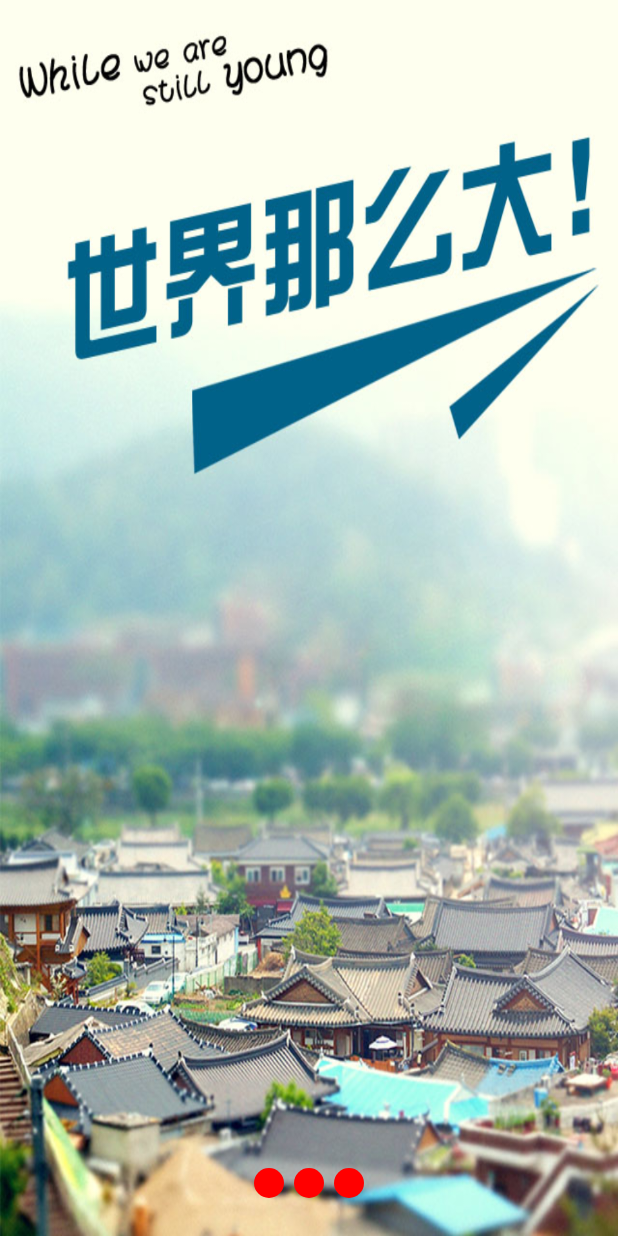
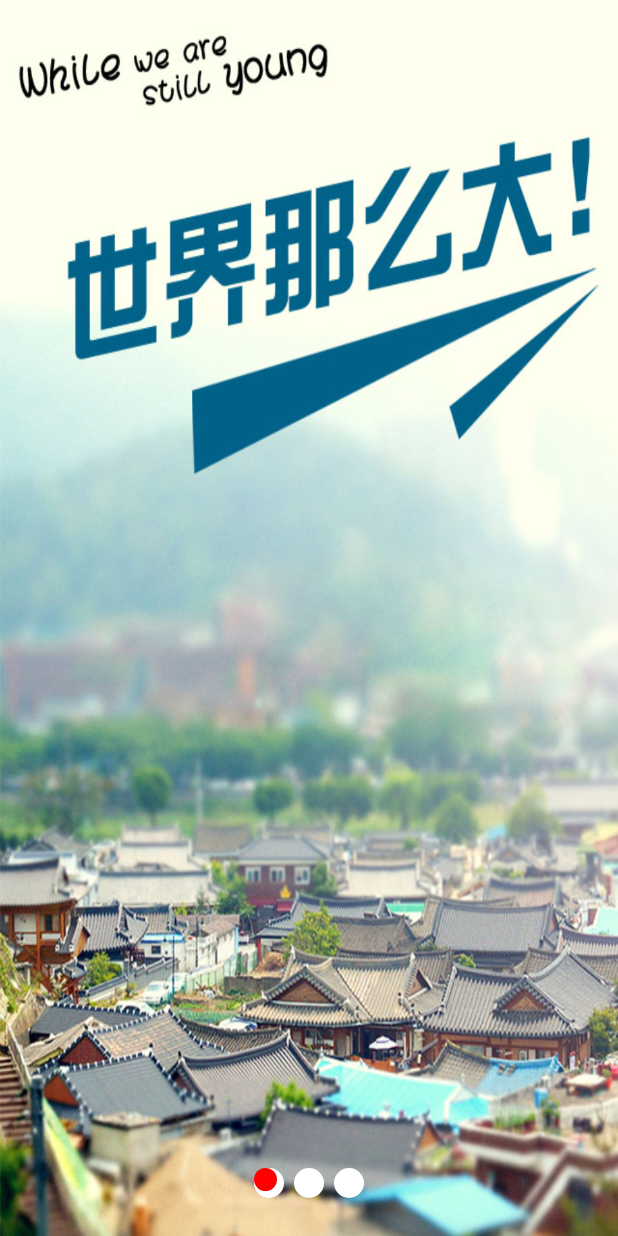
Before and after one commit to jianxiansining/NewsClient, an Android app: the GuideUi screen opened directly, with no data from a screen before it, on a phone screen of 412 x 824 dp. Run offline under Robolectric (Android 15) with nearby library versions, the phone set to English and light mode, and no system bars.

```diff
--- a/app/src/main/java/com/jxsn/newsclient/ui/GuideUi.java
+++ b/app/src/main/java/com/jxsn/newsclient/ui/GuideUi.java
@@ -44,6 +44,7 @@ public class GuideUi extends Activity
 
     private LinearLayout mPoints;
 
+    private View mScrollPoint;
     @Override
     protected void onCreate(Bundle savedInstanceState)
     {
@@ -51,7 +52,6 @@ public class GuideUi extends Activity
         super.onCreate(savedInstanceState);
         setContentView(R.layout.ui_guide);
 
-        String xxxx;
         //初始化VIew
         initView();
         //初始化数据
@@ -66,6 +66,8 @@ public class GuideUi extends Activity
         mViewPager = (ViewPager) findViewById(R.id.ui_guide_viewpager);
         //获得排列点的父容器
         mPoints = (LinearLayout) findViewById(R.id.ui_guide_point);
+        //移动的点
+        mScrollPoint = findViewById(R.id.ui_guide_scrollpoint);
     }
 
     private void initData()
@@ -83,7 +85,7 @@ public class GuideUi extends Activity
             mListDatas.add(iv);
             //添加点
             View point = new View(this);
-            point.setBackgroundResource(R.drawable.viewpager_point_select_shape);
+            point.setBackgroundResource(R.drawable.viewpager_point_normal_shape);
             LinearLayout.LayoutParams params = new LinearLayout.LayoutParams(
                     30, 30);
             if(i!=0){
@@ -96,6 +98,29 @@ public class GuideUi extends Activity
         mAdapter = new GuideAdapter();
         //ViewPager关联适配器
         mViewPager.setAdapter(mAdapter);
+
+        //设置监听ViewPager的事件
+        mViewPager.setOnPageChangeListener(new ViewPager.OnPageChangeListener()
+        {
+
+            @Override
+            public void onPageScrolled(int position, float positionOffset, int positionOffsetPixels)
+            {
+
+            }
+
+            @Override
+            public void onPageSelected(int position)
+            {
+
+            }
+
+            @Override
+            public void onPageScrollStateChanged(int state)
+            {
+
+            }
+        });
     }
 
     private void initEvent()
--- /dev/null
+++ b/app/src/main/java/com/jxsn/newsclient/utils/ScreenCodeUtil.java
@@ -0,0 +1,17 @@
+package com.jxsn.newsclient.utils;
+
+/**
+ * @项目名称:NewsClient
+ * @包名:com.jxsn.newsclient.utils
+ * @作者:djn
+ * @创建日期:2015/9/22 18:54
+ * @描述:TODO
+ * @SVN版本号:$$Rev$$
+ * @修改人:$$Author$$
+ * @修改时间:$$Data$$
+ * @修改内容:TODO
+ */
+public class ScreenCodeUtil
+{
+
+}
--- a/app/src/main/res/layout/ui_guide.xml
+++ b/app/src/main/res/layout/ui_guide.xml
@@ -26,7 +26,13 @@
             android:layout_height="wrap_content"
             android:orientation="horizontal"
             >
-
         </LinearLayout>
+       <!-- 滑动的点-->
+        <View
+            android:id="@+id/ui_guide_scrollpoint"
+            android:layout_width="15dp"
+            android:layout_height="15dp"
+            android:background="@drawable/viewpager_point_select_shape"
+            ></View>
     </RelativeLayout>
 </RelativeLayout>
```
